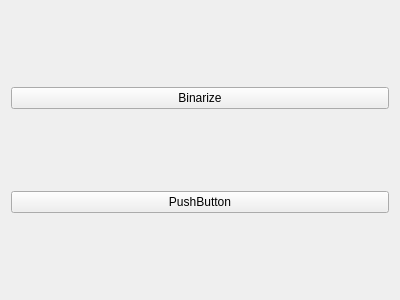
The window that App/ImageRIT_GUI/panel.ui (natedileas/ImageRIT) describes before a commit, drawn with Qt 5.
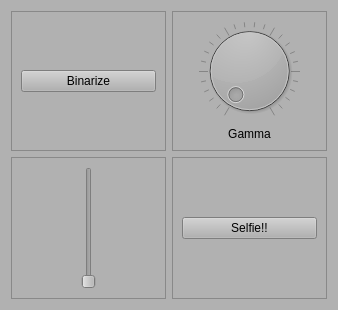
The same window after the commit.

```diff
--- a/App/ImageRIT_GUI/panel.ui
+++ b/App/ImageRIT_GUI/panel.ui
@@ -9,32 +9,119 @@
    <rect>
     <x>0</x>
     <y>0</y>
-    <width>400</width>
-    <height>300</height>
+    <width>338</width>
+    <height>310</height>
    </rect>
   </property>
   <property name="windowTitle">
    <string>Form</string>
   </property>
+  <property name="styleSheet">
+   <string notr="true">background-color: rgb(177, 177, 177);</string>
+  </property>
   <layout class="QGridLayout" name="gridLayout">
+   <item row="1" column="1">
+    <widget class="QFrame" name="frame_3">
+     <property name="frameShape">
+      <enum>QFrame::StyledPanel</enum>
+     </property>
+     <property name="frameShadow">
+      <enum>QFrame::Raised</enum>
+     </property>
+     <layout class="QVBoxLayout" name="verticalLayout_3">
+      <item>
+       <widget class="QPushButton" name="Selfie">
+        <property name="focusPolicy">
+         <enum>Qt::TabFocus</enum>
+        </property>
+        <property name="text">
+         <string>Selfie!!</string>
+        </property>
+       </widget>
+      </item>
+     </layout>
+    </widget>
+   </item>
+   <item row="0" column="1">
+    <widget class="QFrame" name="frame">
+     <property name="frameShape">
+      <enum>QFrame::StyledPanel</enum>
+     </property>
+     <property name="frameShadow">
+      <enum>QFrame::Raised</enum>
+     </property>
+     <layout class="QVBoxLayout" name="verticalLayout_2">
+      <item>
+       <widget class="QDial" name="Gamma">
+        <property name="maximum">
+         <number>100</number>
+        </property>
+        <property name="singleStep">
+         <number>1</number>
+        </property>
+        <property name="notchesVisible">
+         <bool>true</bool>
+        </property>
+       </widget>
+      </item>
+      <item>
+       <widget class="QLabel" name="label">
+        <property name="text">
+         <string>Gamma</string>
+        </property>
+        <property name="alignment">
+         <set>Qt::AlignCenter</set>
+        </property>
+       </widget>
+      </item>
+     </layout>
+    </widget>
+   </item>
    <item row="0" column="0">
-    <widget class="QPushButton" name="Binarize">
-     <property name="contextMenuPolicy">
-      <enum>Qt::DefaultContextMenu</enum>
+    <widget class="QFrame" name="frame_2">
+     <property name="frameShape">
+      <enum>QFrame::StyledPanel</enum>
      </property>
-     <property name="text">
-      <string>Binarize</string>
+     <property name="frameShadow">
+      <enum>QFrame::Raised</enum>
      </property>
-     <property name="checkable">
-      <bool>true</bool>
-     </property>
+     <layout class="QVBoxLayout" name="verticalLayout">
+      <item>
+       <widget class="QPushButton" name="Binarize">
+        <property name="focusPolicy">
+         <enum>Qt::ClickFocus</enum>
+        </property>
+        <property name="contextMenuPolicy">
+         <enum>Qt::DefaultContextMenu</enum>
+        </property>
+        <property name="text">
+         <string>Binarize</string>
+        </property>
+        <property name="checkable">
+         <bool>true</bool>
+        </property>
+       </widget>
+      </item>
+     </layout>
     </widget>
    </item>
    <item row="1" column="0">
-    <widget class="QPushButton" name="pushButton">
-     <property name="text">
-      <string>PushButton</string>
+    <widget class="QFrame" name="frame_4">
+     <property name="frameShape">
+      <enum>QFrame::StyledPanel</enum>
      </property>
+     <property name="frameShadow">
+      <enum>QFrame::Raised</enum>
+     </property>
+     <layout class="QHBoxLayout" name="horizontalLayout">
+      <item>
+       <widget class="QSlider" name="slider">
+        <property name="orientation">
+         <enum>Qt::Vertical</enum>
+        </property>
+       </widget>
+      </item>
+     </layout>
     </widget>
    </item>
   </layout>
```
